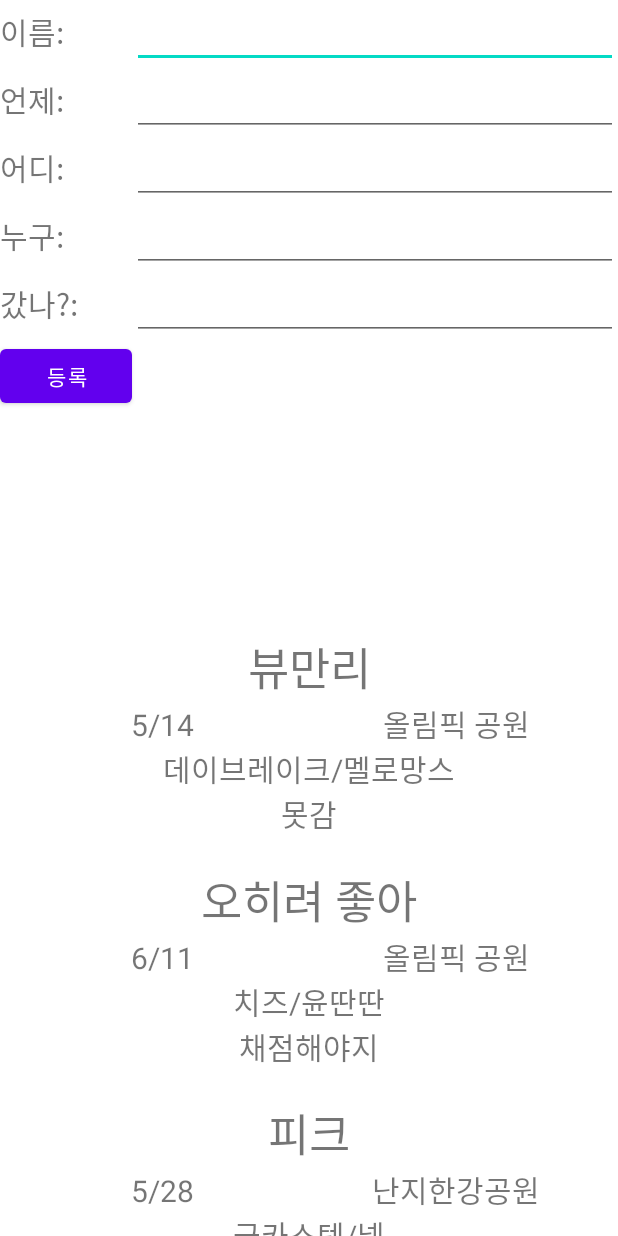
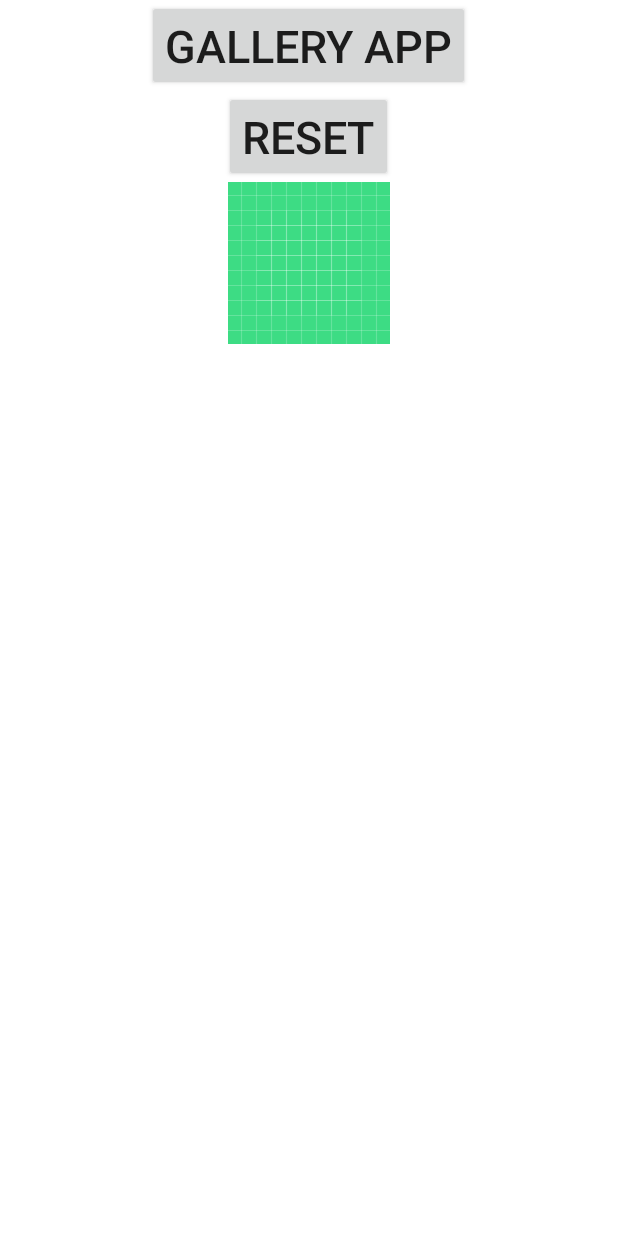
Before and after one commit to Kimsj912/MobileComputing, an Android app: the screen it shows after launch (MainActivity), on a phone screen of 412 x 824 dp. Run offline under Robolectric (Android 15) with nearby library versions, the phone set to English and light mode, and no system bars.

Commit message:
week 15- Android Content Provider

```diff
--- a/app/build.gradle
+++ b/app/build.gradle
@@ -44,6 +44,7 @@ dependencies {
     implementation 'androidx.navigation:navigation-ui-ktx:2.3.5'
     implementation 'androidx.preference:preference:1.2.0'
     implementation 'androidx.viewpager2:viewpager2:1.0.0'
+    implementation 'org.jetbrans.kotlinx:kotlinx-coroutines-android:1.5.2'
     testImplementation 'junit:junit:4.13.2'
     androidTestImplementation 'androidx.test.ext:junit:1.1.3'
     androidTestImplementation 'androidx.test.espresso:espresso-core:3.4.0'
--- a/app/src/main/java/com/example/mobilecomputing/MainActivity.kt
+++ b/app/src/main/java/com/example/mobilecomputing/MainActivity.kt
@@ -1,82 +1,52 @@
 package com.example.mobilecomputing
 
 import android.content.ContentValues
+import android.content.Intent
 import android.database.sqlite.SQLiteConstraintException
+import android.graphics.BitmapFactory
 import android.os.Bundle
 import android.util.Log
 import android.view.View
 import android.widget.Toast
+import androidx.activity.result.contract.ActivityResultContracts
 import androidx.appcompat.app.AppCompatActivity
 import androidx.recyclerview.widget.LinearLayoutManager
 import com.example.mobilecomputing.databinding.ActivityMainBinding
+import java.lang.Exception
 
 class MainActivity : AppCompatActivity() {
-    val dbHelper = MyDbHelper.MyDbHelper(this)
-    lateinit var binding: ActivityMainBinding
     override fun onCreate(savedInstanceState: Bundle?) {
+        val binding = ActivityMainBinding.inflate(layoutInflater)
         super.onCreate(savedInstanceState)
-        binding = ActivityMainBinding.inflate(layoutInflater)
         setContentView(binding.root)
-        var db = dbHelper.writableDatabase
-        val entryArr = mutableListOf(
-            MyElement("뷰만리", "5/14", "올림픽 공원", "데이브레이크/멜로망스", "못감"),
-            MyElement("오히려 좋아", "6/11", "올림픽 공원", "치즈/윤딴딴", "채점해야지"),
-            MyElement("피크", "5/28", "난지한강공원", "국카스텐/넬", "문제내야지")
-        )
-        for (entry in entryArr) {
-            val values = ContentValues().apply {
-                put(MyDbHelper.MyDbHelper.MyEntry.c1, entry.c1)
-                put(MyDbHelper.MyDbHelper.MyEntry.c2, entry.c2)
-                put(MyDbHelper.MyDbHelper.MyEntry.c3, entry.c3)
-                put(MyDbHelper.MyDbHelper.MyEntry.c4, entry.c4)
-                put(MyDbHelper.MyDbHelper.MyEntry.c5, entry.c5)
+
+        val requestGalleryLauncher = registerForActivityResult(
+            ActivityResultContracts.StartActivityForResult()){
+            try{
+                Log.d("TAG","$it")
+                Log.d("TAG","${it.data!!}")
+                Log.d("TAG","${it.data!!.data!!}")
+
+                val inputStream = contentResolver.openInputStream(it.data!!.data!!)
+                val bitmap = BitmapFactory.decodeStream(inputStream,null,null)
+                inputStream?.close()
+                if(bitmap!=null){
+                    binding.imageView.setImageBitmap(bitmap)
+                }else{
+                    Log.d("TAG","null")
+                }
+            }catch (e:Exception){
+                e.printStackTrace()
             }
-            Log.d("TAG", values.toString())
-            val newRowId = db?.insert(MyDbHelper.MyDbHelper.MyEntry.TABLE_NAME, null, values)
-            Log.d("TAG", newRowId.toString())
         }
-        val getList = dbHelper.selectAll()
-        val adapter = MyAdapter(getList)
-        binding.recyclerView.layoutManager = LinearLayoutManager(this)
-        binding.recyclerView.adapter = adapter
-        binding.submit.setOnClickListener{
-            db = dbHelper.writableDatabase
-            val elem = MyElement(
-                binding.name.text.toString(),
-                binding.date.text.toString(),
-                binding.loc.text.toString(),
-                binding.who.text.toString(),
-                binding.go.text.toString(),
-            )
-            val values = ContentValues().apply{
-                put(MyDbHelper.MyDbHelper.MyEntry.c1, elem.c1)
-                put(MyDbHelper.MyDbHelper.MyEntry.c2, elem.c2)
-                put(MyDbHelper.MyDbHelper.MyEntry.c3, elem.c3)
-                put(MyDbHelper.MyDbHelper.MyEntry.c4, elem.c4)
-                put(MyDbHelper.MyDbHelper.MyEntry.c5, elem.c5)
-            }
-            Log.d("TAG", values.toString())
-            try{
-                val newRowId = db?.insertOrThrow(MyDbHelper.MyDbHelper.MyEntry.TABLE_NAME, null, values)
-                Log.d("TAG", newRowId.toString())
-            } catch (e: SQLiteConstraintException){
-                db?.update(MyDbHelper.MyDbHelper.MyEntry.TABLE_NAME, values, "${MyDbHelper.MyDbHelper.MyEntry.c1} LIKE ?", arrayOf(elem.c1))
-            }
-            val newList = dbHelper.selectAll()
-            adapter.setList(newList)
-            adapter.notifyDataSetChanged()
-            db.close()
+        binding.btnGal.setOnClickListener{
+            val intent = Intent(Intent.ACTION_PICK)
+            intent.type = "image/*"
+            requestGalleryLauncher.launch(intent)
         }
-        adapter.setItemClickListener(object: MyAdapter.OnItemClickListener{
-            override fun onClick(v: View, position: Int) {
-                db = dbHelper.writableDatabase
-                db?.delete(MyDbHelper.MyDbHelper.MyEntry.TABLE_NAME, "${MyDbHelper.MyDbHelper.MyEntry.c1} = ?", arrayOf(adapter.getElement(position).c1))
-                val newList = dbHelper.selectAll()
-                Toast.makeText(applicationContext,"${adapter.getElement(position).c1} is deleted", Toast.LENGTH_SHORT).show()
-                adapter.setList(newList)
-                adapter.notifyDataSetChanged()
-            }
-        })
+        binding.btnReset.setOnClickListener{
+            binding.imageView.setImageResource(R.drawable.ic_launcher_background)
+        }
     }
 
 }
--- a/app/src/main/res/layout/activity_main.xml
+++ b/app/src/main/res/layout/activity_main.xml
@@ -4,51 +4,25 @@
     android:layout_width="match_parent"
     android:layout_height="match_parent"
     android:orientation="vertical"
+    android:gravity="center_horizontal"
     tools:context=".MainActivity">
 
-    <GridLayout
-        android:layout_width="match_parent"
-        android:layout_height="0dp"
-        android:layout_weight="1"
-        android:columnCount="2" >
+    <Button
+        android:id="@+id/btnGal"
+        android:layout_width="wrap_content"
+        android:layout_height="wrap_content"
+        android:textSize="30sp"
+        android:text="Gallery App" />
+    <Button
+        android:id="@+id/btnReset"
+        android:layout_width="wrap_content"
+        android:layout_height="wrap_content"
+        android:textSize="30sp"
+        android:text="Reset"/>
+    <ImageView
+        android:id="@+id/imageView"
+        android:src="@drawable/ic_launcher_background"
+        android:layout_width="wrap_content"
+        android:layout_height="wrap_content"/>
 
-        <TextView
-            android:text="이름: "
-            android:textSize="20sp" />
-        <EditText
-            android:id="@+id/name"
-            android:layout_gravity="fill_horizontal" />
-        <TextView
-            android:text="언제: "
-            android:textSize="20sp" />
-        <EditText
-            android:id="@+id/date"
-            android:layout_gravity="fill_horizontal" />
-        <TextView
-            android:text="어디: "
-            android:textSize="20sp" />
-        <EditText
-            android:id="@+id/loc"
-            android:layout_gravity="fill_horizontal" />
-        <TextView
-            android:text="누구: "
-            android:textSize="20sp" />
-        <EditText
-            android:id="@+id/who"
-            android:layout_gravity="fill_horizontal" />
-        <TextView
-            android:text="갔나?: "
-            android:textSize="20sp" />
-        <EditText
-            android:id="@+id/go"
-            android:layout_gravity="fill_horizontal" />
-        <Button
-            android:id="@+id/submit"
-            android:text="등록" />
-    </GridLayout>
-    <androidx.recyclerview.widget.RecyclerView
-        android:id="@+id/recyclerView"
-        android:layout_width="match_parent"
-        android:layout_height="0dp"
-        android:layout_weight="1" />
 </LinearLayout>
```
